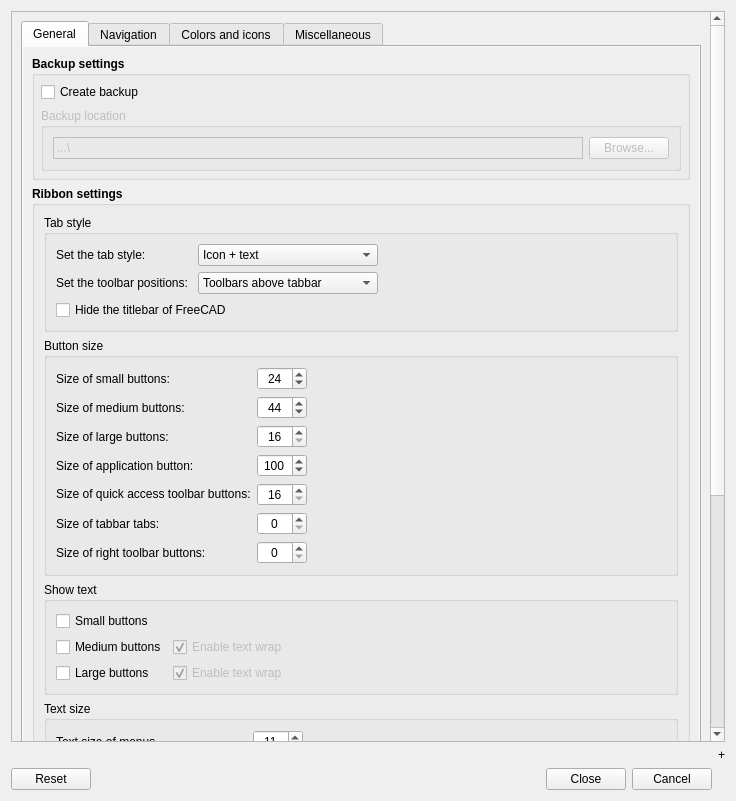
This is Resources/ui/Settings.ui in APEbbers/FreeCAD-Ribbon as Qt 5 draws it before an edit. The edited form follows.
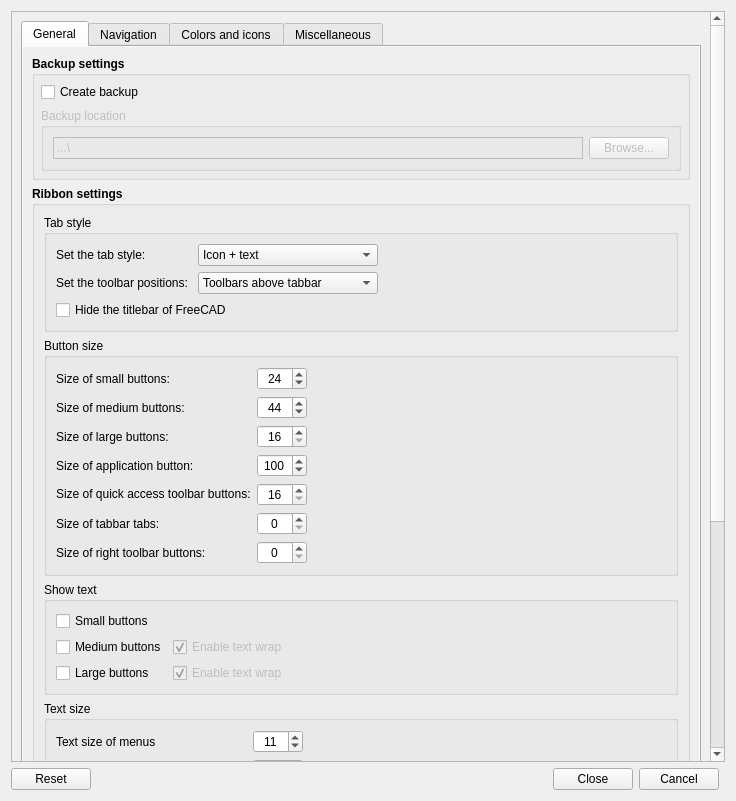
This is the edited form. Custom widgets are drawn as their Qt base class.

The edit to the form file:
```diff
--- a/Resources/ui/Settings.ui
+++ b/Resources/ui/Settings.ui
@@ -32,6 +32,50 @@
    <bool>false</bool>
   </property>
   <layout class="QGridLayout" name="gridLayout_40">
+   <item row="1" column="0">
+    <layout class="QGridLayout" name="gridLayout_7">
+     <item row="0" column="0">
+      <widget class="QPushButton" name="Reset">
+       <property name="text">
+        <string>Reset</string>
+       </property>
+      </widget>
+     </item>
+     <item row="0" column="1">
+      <spacer name="horizontalSpacer_2">
+       <property name="orientation">
+        <enum>Qt::Orientation::Horizontal</enum>
+       </property>
+       <property name="sizeHint" stdset="0">
+        <size>
+         <width>40</width>
+         <height>20</height>
+        </size>
+       </property>
+      </spacer>
+     </item>
+     <item row="0" column="2">
+      <widget class="QPushButton" name="GenerateJsonExit">
+       <property name="text">
+        <string>Close</string>
+       </property>
+       <property name="shortcut">
+        <string/>
+       </property>
+      </widget>
+     </item>
+     <item row="0" column="3">
+      <widget class="QPushButton" name="Cancel">
+       <property name="text">
+        <string>Cancel</string>
+       </property>
+       <property name="shortcut">
+        <string>Esc</string>
+       </property>
+      </widget>
+     </item>
+    </layout>
+   </item>
    <item row="0" column="0" colspan="2">
     <layout class="QGridLayout" name="gridLayout_6">
      <item row="0" column="0" colspan="3">
@@ -57,7 +101,7 @@
           <x>0</x>
           <y>0</y>
           <width>702</width>
-          <height>1066</height>
+          <height>1092</height>
          </rect>
         </property>
         <layout class="QGridLayout" name="gridLayout_28">
@@ -2503,57 +2547,6 @@
      </item>
     </layout>
    </item>
-   <item row="1" column="1">
-    <widget class="QLabel" name="label_40">
-     <property name="text">
-      <string>+</string>
-     </property>
-    </widget>
-   </item>
-   <item row="2" column="0">
-    <layout class="QGridLayout" name="gridLayout_7">
-     <item row="0" column="0">
-      <widget class="QPushButton" name="Reset">
-       <property name="text">
-        <string>Reset</string>
-       </property>
-      </widget>
-     </item>
-     <item row="0" column="1">
-      <spacer name="horizontalSpacer_2">
-       <property name="orientation">
-        <enum>Qt::Orientation::Horizontal</enum>
-       </property>
-       <property name="sizeHint" stdset="0">
-        <size>
-         <width>40</width>
-         <height>20</height>
-        </size>
-       </property>
-      </spacer>
-     </item>
-     <item row="0" column="2">
-      <widget class="QPushButton" name="GenerateJsonExit">
-       <property name="text">
-        <string>Close</string>
-       </property>
-       <property name="shortcut">
-        <string/>
-       </property>
-      </widget>
-     </item>
-     <item row="0" column="3">
-      <widget class="QPushButton" name="Cancel">
-       <property name="text">
-        <string>Cancel</string>
-       </property>
-       <property name="shortcut">
-        <string>Esc</string>
-       </property>
-      </widget>
-     </item>
-    </layout>
-   </item>
   </layout>
  </widget>
  <customwidgets>
```
